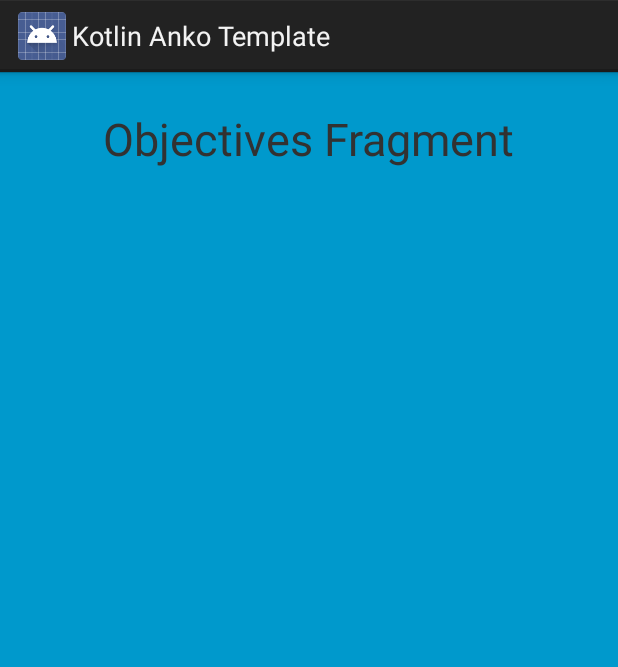
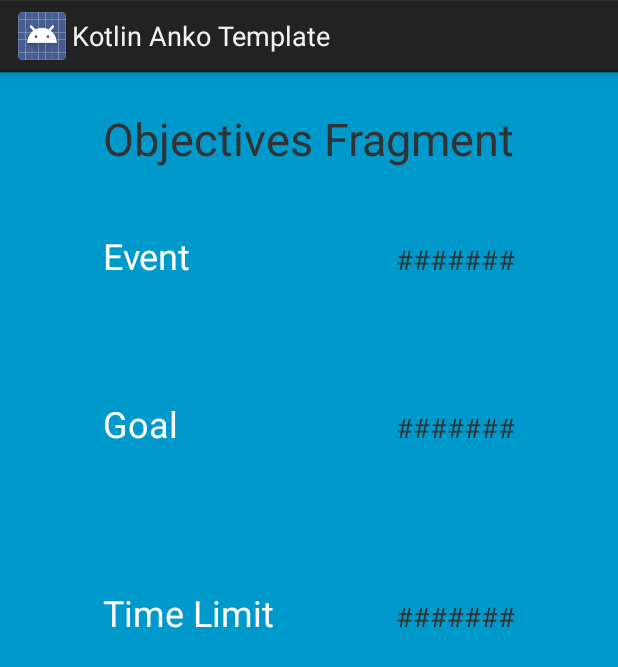
Before and after one commit to DaMexicanJustice/AndroidExam, an Android app: the layout obj_fragment.xml on its own in the app's theme, with its tools: preview values and no code run, on a phone screen of 412 x 824 dp. Shown: the top 667 px of the screen. Run offline under Robolectric (Android 15) with nearby library versions, the phone set to English and light mode, and no system bars.

Commit message:
Added event details to show objective fragment

```diff
--- a/kotlin-anko-template/app/src/main/java/dk/cphbusiness/template/MapActivity.kt
+++ b/kotlin-anko-template/app/src/main/java/dk/cphbusiness/template/MapActivity.kt
@@ -120,6 +120,7 @@ class MapActivity : FragmentActivity(), OnMapReadyCallback, LocationListener, Ac
                     addMarkerToMap(obj.latitude, obj.longitude)
                 }
             }
+            objxFragment.updateObjective()
         } else { }
 
     }
@@ -137,7 +138,7 @@ class MapActivity : FragmentActivity(), OnMapReadyCallback, LocationListener, Ac
 
     fun newSprintObjective(timeLimit: Int) : SprintObjective {
         val name = "Sprint"
-        val goal = "Walk as far as possible with the time limit: $timeLimit}"
+        val goal = "Walk as far as possible!"
         isSprintEvent = true
         timestamp = System.currentTimeMillis() + eventDuraton
         return SprintObjective(timeLimit, name, goal)
--- a/kotlin-anko-template/app/src/main/java/dk/cphbusiness/template/ObjFragment.kt
+++ b/kotlin-anko-template/app/src/main/java/dk/cphbusiness/template/ObjFragment.kt
@@ -5,10 +5,9 @@ import android.support.v4.app.Fragment
 import android.view.LayoutInflater
 import android.view.View
 import android.view.ViewGroup
+import kotlinx.android.synthetic.main.obj_fragment.*
 
 class ObjFragment(val activity: MapActivity) : Fragment() {
-
-    var curObj : Any? = null
 
     override fun onCreateView(
             inflater: LayoutInflater,
@@ -16,7 +15,6 @@ class ObjFragment(val activity: MapActivity) : Fragment() {
             savedInstanceState: Bundle?
     ): View? {
         // Inflate the layout for this fragment
-        curObj = activity.currentObjective
         return inflater.inflate(R.layout.obj_fragment, container, false)
     }
 
@@ -24,4 +22,24 @@ class ObjFragment(val activity: MapActivity) : Fragment() {
 
     }
 
+    fun updateObjective() {
+        objName.text = "Ready to set objective!"
+        val curObj = activity.currentObjective
+        if (curObj != null) {
+            when (curObj) {
+                is SprintObjective -> {
+                    val sprint = curObj as SprintObjective
+                    objName.text = sprint.objName
+                    objGoal.text = sprint.objGoal
+                    objLimit.text = "${sprint.timeLimit}"
+                }
+                is DiscoverObjective -> {
+                    val discover = curObj as DiscoverObjective
+                    objName.text = curObj.objName
+                    objGoal.text = curObj.objGoal
+                    objLimit.text = "∞"
+                }
+            }
+        }
+    }
 }
--- a/kotlin-anko-template/app/src/main/res/layout/obj_fragment.xml
+++ b/kotlin-anko-template/app/src/main/res/layout/obj_fragment.xml
@@ -3,6 +3,75 @@
     android:layout_width="match_parent"
     android:layout_height="match_parent"
     android:background="@android:color/holo_blue_dark">
+
+    <TextView
+        android:id="@+id/objName"
+        android:layout_width="wrap_content"
+        android:layout_height="wrap_content"
+        android:layout_alignBaseline="@+id/eventText"
+        android:layout_alignBottom="@+id/eventText"
+        android:layout_alignEnd="@+id/fragmentTitle"
+        android:layout_alignRight="@+id/fragmentTitle"
+        android:text="#######"
+        android:textSize="18sp" />
+
+    <TextView
+        android:id="@+id/objGoal"
+        android:layout_width="wrap_content"
+        android:layout_height="wrap_content"
+        android:layout_alignBaseline="@+id/objLimit"
+        android:layout_alignBottom="@+id/objLimit"
+        android:layout_alignLeft="@+id/objName"
+        android:layout_alignStart="@+id/objName"
+        android:text="#######"
+        android:textSize="18sp" />
+
+    <TextView
+        android:id="@+id/objLimit"
+        android:layout_width="wrap_content"
+        android:layout_height="wrap_content"
+        android:layout_alignBaseline="@+id/textView12"
+        android:layout_alignBottom="@+id/textView12"
+        android:layout_alignLeft="@+id/objGoal"
+        android:layout_alignStart="@+id/objGoal"
+        android:text="#######"
+        android:textSize="18sp" />
+
+    <TextView
+        android:id="@+id/textView12"
+        android:layout_width="wrap_content"
+        android:layout_height="wrap_content"
+        android:layout_alignLeft="@+id/objLimit"
+        android:layout_alignStart="@+id/objLimit"
+        android:layout_below="@+id/objLimit"
+        android:layout_marginTop="93dp"
+        android:text="Time Limit"
+        android:textColor="@android:color/white"
+        android:textSize="24sp" />
+
+    <TextView
+        android:id="@+id/eventText"
+        android:layout_width="wrap_content"
+        android:layout_height="wrap_content"
+        android:layout_alignLeft="@+id/fragmentTitle"
+        android:layout_alignStart="@+id/fragmentTitle"
+        android:layout_below="@+id/fragmentTitle"
+        android:layout_marginTop="41dp"
+        android:text="Event"
+        android:textColor="@android:color/white"
+        android:textSize="24sp" />
+
+    <TextView
+        android:id="@+id/objLimit"
+        android:layout_width="wrap_content"
+        android:layout_height="wrap_content"
+        android:layout_alignLeft="@+id/eventText"
+        android:layout_alignStart="@+id/eventText"
+        android:layout_below="@+id/eventText"
+        android:layout_marginTop="79dp"
+        android:text="Goal"
+        android:textColor="@android:color/white"
+        android:textSize="24sp" />
 
     <TextView
         android:id="@+id/fragmentTitle"
```
